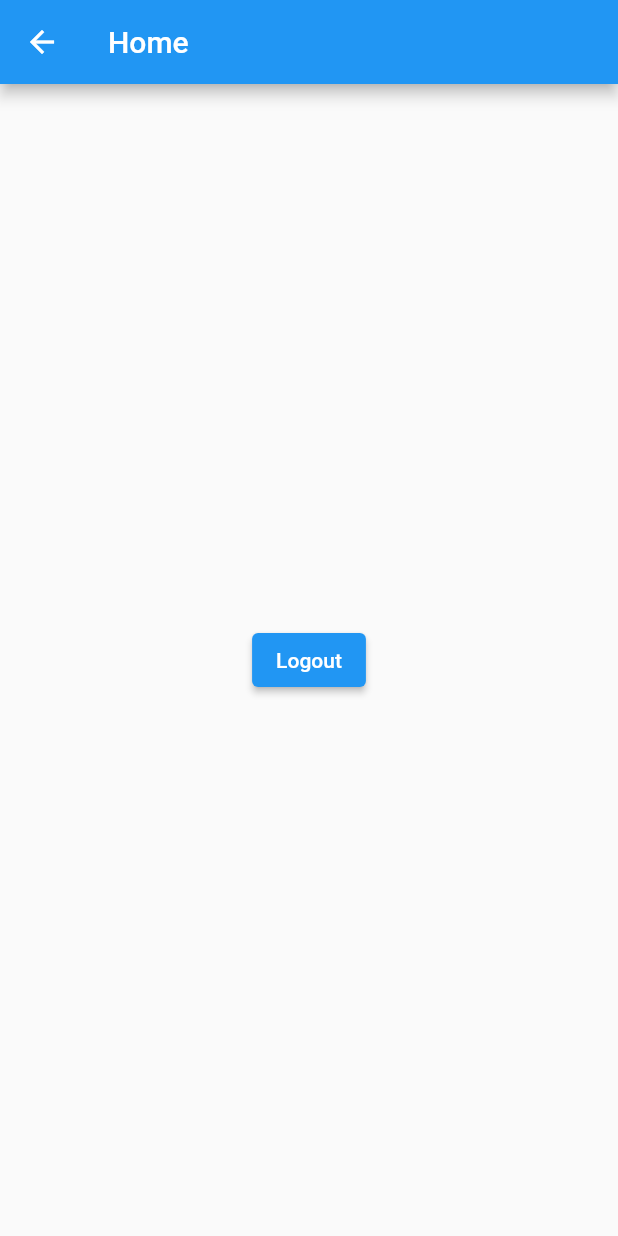
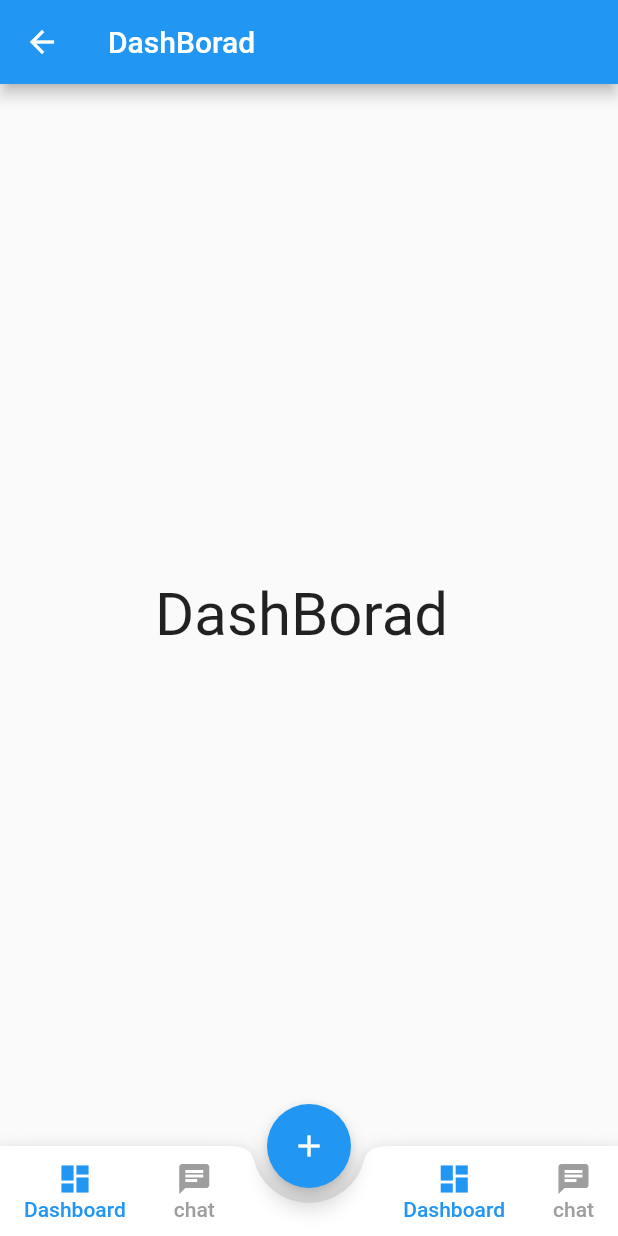
Before and after one commit to Jamadrac/merps_flutter, a Flutter app: the screen it shows after launch, after a tap on "Sign In", on a phone screen of 412 x 824 dp. Run offline on Flutter 3.47's test engine with Material 2 defaults, Android fonts, the light colour scheme and no system bars.

Commit message:
navigation

```diff
--- /dev/null
+++ b/lib/home2Screen/DashBoard.dart
@@ -0,0 +1,24 @@
+import 'package:flutter/material.dart';
+
+class DashBorad extends StatefulWidget {
+  const DashBorad({super.key});
+
+  @override
+  State<DashBorad> createState() => _DashBoradState();
+}
+
+class _DashBoradState extends State<DashBorad> {
+  @override
+  Widget build(BuildContext context) {
+    return Scaffold(
+        appBar: AppBar(
+          title: Text("DashBorad"),
+        ),
+        body: Center(
+          child: Text(
+            "DashBorad ",
+            style: TextStyle(fontSize: 40),
+          ),
+        ));
+  }
+}
--- a/lib/screens/home_screen.dart
+++ b/lib/screens/home_screen.dart
@@ -1,23 +1,157 @@
 import 'package:flutter/material.dart';
-import 'package:merps/screens/signin_screen.dart';
+import '../home2Screen/DashBoard.dart';
+import '../home2Screen/Chart.dart';
+import '../home2Screen/Profile.dart';
+import '../home2Screen/Settings.dart';
 
-class HomeScreen extends StatelessWidget {
+class Home extends StatefulWidget {
+  const Home({super.key});
+
+  @override
+  State<Home> createState() => _HomeState();
+}
+
+class _HomeState extends State<Home> {
+  int CurrentTab = 0;
+  final List<Widget> screens = [DashBorad(), Chart(), Profile(), Settings()];
+  final PageStorageBucket bucket = PageStorageBucket();
+  Widget currentScreen = DashBorad();
+
   @override
   Widget build(BuildContext context) {
     return Scaffold(
-      appBar: AppBar(
-        title: Text("Home"),
+      body: PageStorage(
+        child: currentScreen,
+        bucket: bucket,
       ),
-      body: Center(
-        child: ElevatedButton(
-          child: Text("Logout"),
-          onPressed: () {
-            // Handle the logout logic here, and navigate back to the sign-in screen
-            Navigator.pushReplacement(context,
-                MaterialPageRoute(builder: (context) => SignInScreen()));
-          },
-        ),
+      floatingActionButton: FloatingActionButton(
+        child: Icon(Icons.add),
+        onPressed: () {},
       ),
+      floatingActionButtonLocation: FloatingActionButtonLocation.centerDocked,
+      bottomNavigationBar: BottomAppBar(
+          shape: CircularNotchedRectangle(),
+          notchMargin: 10,
+          child: Container(
+            height: 60,
+            child: Row(
+              mainAxisAlignment: MainAxisAlignment.spaceBetween,
+              children: <Widget>[
+                Row(
+                  crossAxisAlignment: CrossAxisAlignment.start,
+                  children: [
+                    MaterialButton(
+                      minWidth: 40,
+                      onPressed: () {
+                        setState(() {
+                          currentScreen = DashBorad();
+                          CurrentTab = 0;
+                        });
+                      },
+                      child: Column(
+                        mainAxisAlignment: MainAxisAlignment.center,
+                        children: [
+                          Icon(
+                            Icons.dashboard,
+                            color: CurrentTab == 0 ? Colors.blue : Colors.grey,
+                          ),
+                          Text(
+                            "Dashboard",
+                            style: TextStyle(
+                                color: CurrentTab == 0
+                                    ? Colors.blue
+                                    : Colors.grey),
+                          )
+                        ],
+                      ),
+                    ),
+                    MaterialButton(
+                      minWidth: 40,
+                      onPressed: () {
+                        setState(() {
+                          currentScreen = Chart();
+                          CurrentTab = 1;
+                        });
+                      },
+                      child: Column(
+                        mainAxisAlignment: MainAxisAlignment.center,
+                        children: [
+                          Icon(
+                            Icons.chat,
+                            color: CurrentTab == 1 ? Colors.blue : Colors.grey,
+                          ),
+                          Text(
+                            "chat",
+                            style: TextStyle(
+                                color: CurrentTab == 1
+                                    ? Colors.blue
+                                    : Colors.grey),
+                          )
+                        ],
+                      ),
+                    )
+                  ],
+                ),
+                // right tab bar,
+
+                Row(
+                  crossAxisAlignment: CrossAxisAlignment.start,
+                  children: [
+                    MaterialButton(
+                      minWidth: 40,
+                      onPressed: () {
+                        setState(() {
+                          currentScreen = DashBorad();
+                          CurrentTab = 0;
+                        });
+                      },
+                      child: Column(
+                        mainAxisAlignment: MainAxisAlignment.center,
+                        children: [
+                          Icon(
+                            Icons.dashboard,
+                            color: CurrentTab == 0 ? Colors.blue : Colors.grey,
+                          ),
+                          Text(
+                            "Dashboard",
+                            style: TextStyle(
+                                color: CurrentTab == 0
+                                    ? Colors.blue
+                                    : Colors.grey),
+                          )
+                        ],
+                      ),
+                    ),
+                    MaterialButton(
+                      minWidth: 40,
+                      onPressed: () {
+                        setState(() {
+                          currentScreen = Chart();
+                          CurrentTab = 1;
+                        });
+                      },
+                      child: Column(
+                        mainAxisAlignment: MainAxisAlignment.center,
+                        children: [
+                          Icon(
+                            Icons.chat,
+                            color: CurrentTab == 1 ? Colors.blue : Colors.grey,
+                          ),
+                          Text(
+                            "chat",
+                            style: TextStyle(
+                                color: CurrentTab == 1
+                                    ? Colors.blue
+                                    : Colors.grey),
+                          )
+                        ],
+                      ),
+                    )
+                  ],
+                )
+              ],
+            ),
+          )),
     );
   }
 }
--- a/lib/screens/signin_screen.dart
+++ b/lib/screens/signin_screen.dart
@@ -52,8 +52,8 @@ class _SignInScreenState extends State<SignInScreen> {
                 firebaseUIButton(context, "Sign In", () {
                   // Replace this code with your desired sign-in functionality
                   // For example, you can check credentials locally and navigate to HomeScreen if correct
-                  Navigator.push(context,
-                      MaterialPageRoute(builder: (context) => HomeScreen()));
+                  Navigator.push(
+                      context, MaterialPageRoute(builder: (context) => Home()));
                   // You can also show an error message if the credentials are incorrect
                 }),
                 signUpOption()
```
Also changed, not shown: lib/home2Screen/Chart.dart (added, +24 -0 lines), lib/home2Screen/Profile.dart (added, +24 -0 lines), lib/home2Screen/Settings.dart (added, +24 -0 lines).
